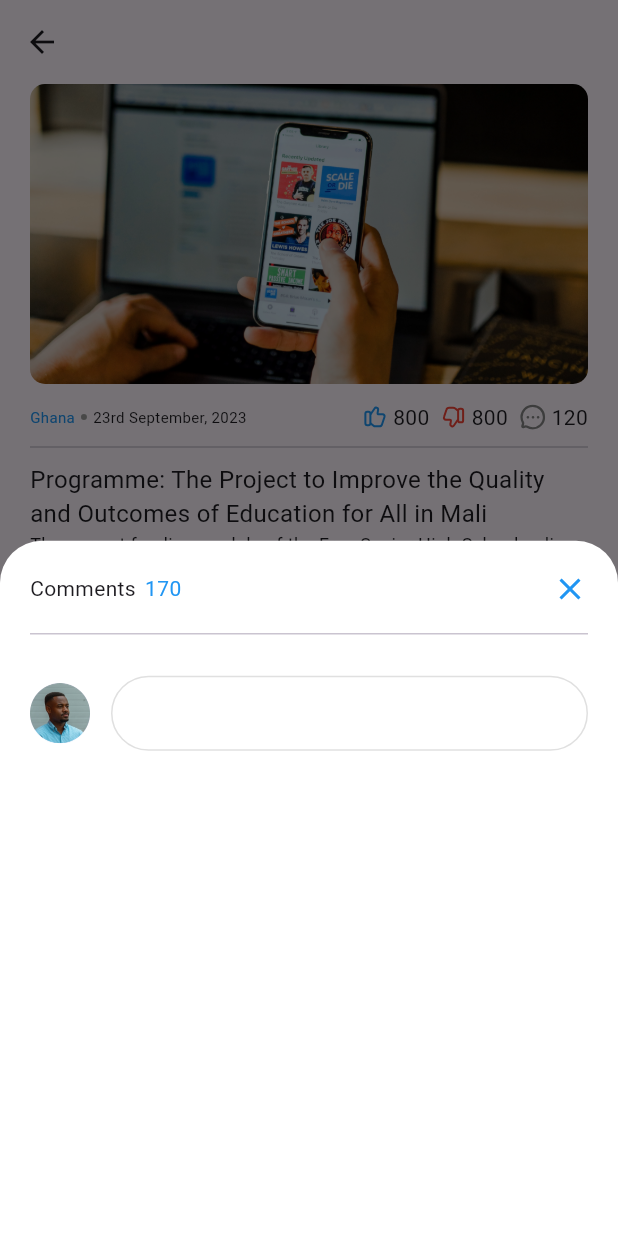
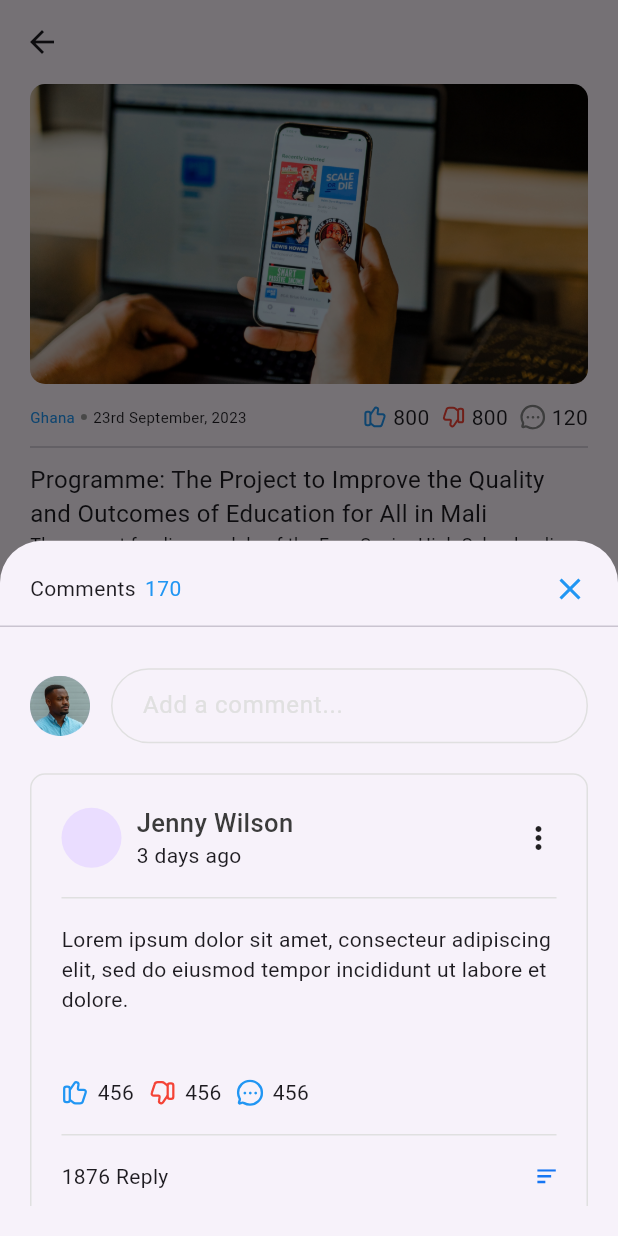
Before and after one commit to HumbleGh/shortchanged, a Flutter app: the NewsScreen screen opened directly, after a tap on an icon or button, on a phone screen of 412 x 824 dp. Run offline on Flutter 3.47's test engine with Material 2 defaults, Android fonts, the phone set to English and light mode, and no system bars; our stand-ins replace flutter_svg, gap, get, google_fonts.

Commit message:
comment feature implemented

```diff
--- /dev/null
+++ b/lib/widgets/comment.dart
@@ -0,0 +1,109 @@
+import 'package:flutter/material.dart';
+import 'package:flutter_svg/svg.dart';
+import 'package:gap/gap.dart';
+import 'package:shortchanged/utils/app_layout.dart';
+import 'package:shortchanged/utils/app_style.dart';
+
+class Comment extends StatelessWidget {
+  const Comment({super.key});
+
+  @override
+  Widget build(BuildContext context) {
+    return Container(
+      margin: const EdgeInsets.fromLTRB(20, 0, 20, 10),
+      padding: EdgeInsets.symmetric(
+          horizontal: AppLayout.getHeight(20),
+          vertical: AppLayout.getHeight(20)),
+      height: 300,
+      decoration: BoxDecoration(
+          border: Border.all(
+              width: AppLayout.getHeight(1.0), color: Colors.grey.shade300),
+          borderRadius: BorderRadius.circular(
+            AppLayout.getHeight(10.0),
+          )),
+      child: Column(
+        children: [
+          Row(
+            mainAxisAlignment: MainAxisAlignment.spaceBetween,
+            children: [
+              Row(
+                children: [
+                  const CircleAvatar(
+                    radius: 20,
+                  ),
+                  Gap(AppLayout.getHeight(10)),
+                  Column(
+                    crossAxisAlignment: CrossAxisAlignment.start,
+                    children: [
+                      Text(
+                        'Jenny Wilson',
+                        style: Styles.headLineStyle3,
+                      ),
+                      const Text('3 days ago')
+                    ],
+                  )
+                ],
+              ),
+              const Icon(Icons.more_vert)
+            ],
+          ),
+          Gap(AppLayout.getHeight(10)),
+          Divider(
+            color: Colors.grey.shade300,
+          ),
+          Gap(AppLayout.getHeight(10)),
+          const Expanded(
+            child: Text(
+                'Lorem ipsum dolor sit amet, consecteur adipiscing elit, sed do eiusmod tempor incididunt ut labore et dolore.'),
+          ),
+          Gap(AppLayout.getHeight(10)),
+          Row(
+            children: [
+              SvgPicture.asset(
+                'assets/icons/like.svg',
+                height: 18,
+                // ignore: deprecated_member_use
+                color: Colors.blue,
+              ),
+              const Gap(6),
+              const Text('456'),
+              Gap(AppLayout.getHeight(10)),
+              SvgPicture.asset(
+                'assets/icons/dislike.svg',
+                height: 18,
+                // ignore: deprecated_member_use
+                color: Colors.red,
+              ),
+              const Gap(6),
+              const Text('456'),
+              Gap(AppLayout.getHeight(10)),
+              SvgPicture.asset(
+                'assets/icons/Chat.svg',
+                height: 18,
+                // ignore: deprecated_member_use
+                color: Colors.blue,
+              ),
+              const Gap(6),
+              const Text('456'),
+            ],
+          ),
+          Gap(AppLayout.getHeight(10)),
+          Divider(
+            color: Colors.grey.shade300,
+          ),
+          Gap(AppLayout.getHeight(10)),
+          Row(
+            mainAxisAlignment: MainAxisAlignment.spaceBetween,
+            children: [
+              const Text('1876 Reply'),
+              SvgPicture.asset(
+                'assets/icons/Vector.svg',
+                height: 10,
+              )
+            ],
+          )
+        ],
+      ),
+    );
+  }
+}
--- a/lib/widgets/comment_card.dart
+++ b/lib/widgets/comment_card.dart
@@ -2,6 +2,7 @@ import 'package:flutter/material.dart';
 import 'package:flutter_svg/svg.dart';
 import 'package:gap/gap.dart';
 import 'package:shortchanged/utils/app_layout.dart';
+import 'package:shortchanged/widgets/comment.dart';
 
 class CommentCard extends StatelessWidget {
   const CommentCard({super.key});
@@ -11,18 +12,19 @@ class CommentCard extends StatelessWidget {
     return GestureDetector(
         onTap: () {
           showModalBottomSheet(
-              backgroundColor: Colors.white,
               context: context,
               builder: (BuildContext context) {
                 return SizedBox(
-                  height: 600,
+                  height: 800,
                   child: Padding(
-                    padding: EdgeInsets.symmetric(
-                        horizontal: AppLayout.getHeight(20),
-                        vertical: AppLayout.getHeight(20)),
+                    padding:
+                        EdgeInsets.symmetric(vertical: AppLayout.getHeight(20)),
                     child: Column(
                       children: [
-                        Row(
+                        Padding(
+                          padding: EdgeInsets.symmetric(
+                              horizontal: AppLayout.getHeight(20)),
+                          child: Row(
                             mainAxisAlignment: MainAxisAlignment.spaceBetween,
                             children: [
                               Row(
@@ -48,10 +50,14 @@ class CommentCard extends StatelessWidget {
                               )
                             ],
                           ),
-                        Gap(AppLayout.getHeight(10)),
+                        ),
+                        Gap(AppLayout.getHeight(5.0)),
                         const Divider(),
                         Gap(AppLayout.getHeight(20)),
-                        Row(
+                        Padding(
+                          padding: EdgeInsets.symmetric(
+                              horizontal: AppLayout.getHeight(20)),
+                          child: Row(
                             children: [
                               CircleAvatar(
                                 radius: 20,
@@ -60,20 +66,48 @@ class CommentCard extends StatelessWidget {
                               Gap(AppLayout.getHeight(14)),
                               Expanded(
                                 child: Container(
+                                  padding: EdgeInsets.symmetric(
+                                      horizontal: AppLayout.getHeight(20)),
                                   decoration: BoxDecoration(
                                     borderRadius: BorderRadius.circular(50),
                                     border: Border.all(
                                         width: 1, color: Colors.grey.shade300),
-                                  color: Colors.white,
+                                    color: Colors.transparent,
                                   ),
                                   height: 50,
-                                child: const TextField(
-                                  decoration:
-                                      InputDecoration(border: InputBorder.none),
+                                  child: TextField(
+                                    decoration: InputDecoration(
+                                        border: InputBorder.none,
+                                        hintText: 'Add a comment...',
+                                        hintStyle: TextStyle(
+                                            color: Colors.grey.shade300)),
                                   ),
                                 ),
-                            )
+                              ),
                             ],
+                          ),
+                        ),
+                        Gap(AppLayout.getHeight(20)),
+                        const Expanded(
+                          child: SingleChildScrollView(
+                            scrollDirection: Axis.vertical,
+                            child: Column(
+                              children: [
+                                Comment(),
+                                Gap(20),
+                                Comment(),
+                                Gap(20),
+                                Comment(),
+                                Gap(20),
+                                Comment(),
+                                Gap(20),
+                                Comment(),
+                                Gap(20),
+                                Comment(),
+                                Gap(20),
+                              ],
+                            ),
+                          ),
                         )
                       ],
                     ),
```
Also changed, not shown: assets/icons/Vector.svg (added). Lines whose indentation alone changed are shown as unchanged.
